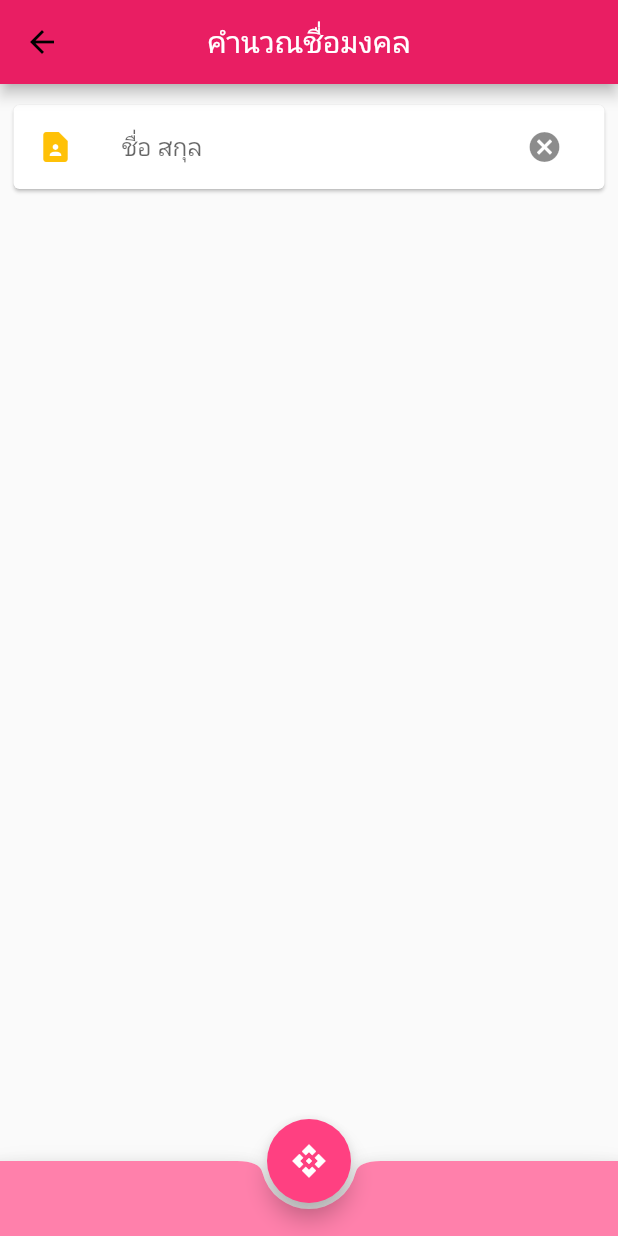
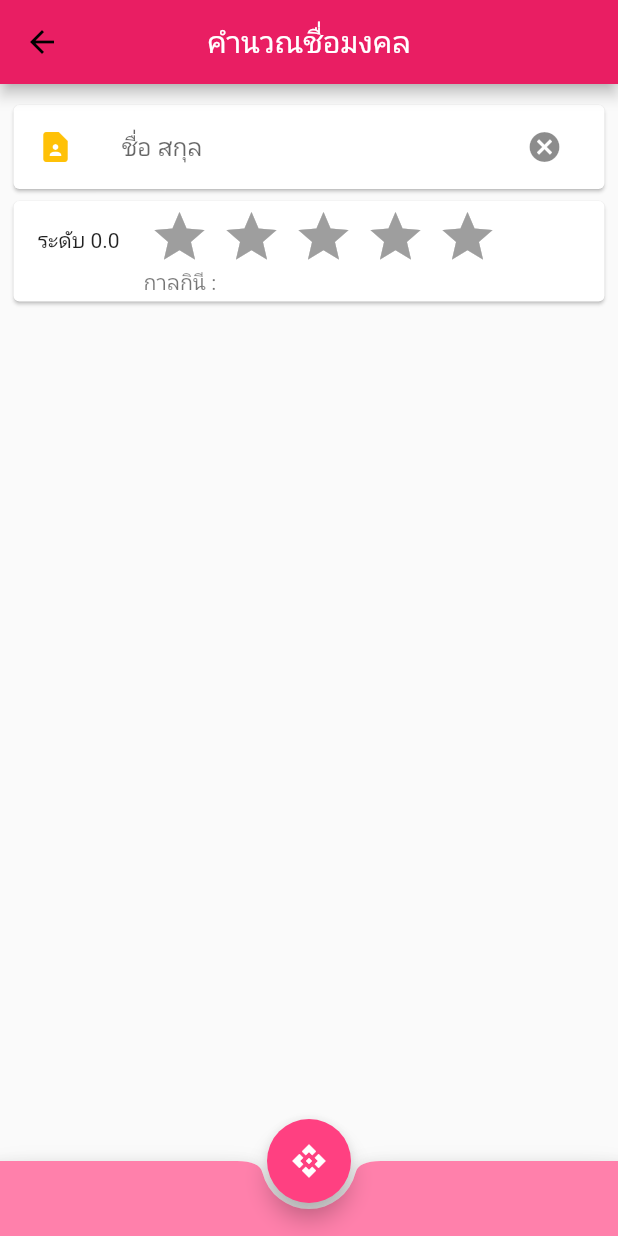
Before and after one commit to jirutbk/TeleMiPhone, a Flutter app: the NamePage screen opened directly, after a tap on the "cancel" icon, on a phone screen of 412 x 824 dp. Run offline on Flutter 3.47's test engine with Material 2 defaults, Android fonts, the phone set to English and light mode, and no system bars; drawn by our look-alikes of flutter_rating_bar; our stand-ins replace toast.

Commit message:
commit change package name, add rating bar, add badchar

```diff
--- a/lib/namePage.dart
+++ b/lib/namePage.dart
@@ -13,6 +13,9 @@ class _NamePageState extends State<NamePage> {
   List _numbers = [];
   List _charValue = [];
   List _searchResult = [];
+  List _days = [];
+  double level = 0.0;
+  String badchar = "";
   final myController = TextEditingController();
   var exp = RegExp(r"^[ก-ฮะ-์A-Za-z\s]+$");
 
@@ -30,9 +33,14 @@ class _NamePageState extends State<NamePage> {
         await rootBundle.loadString('assets/charValue.json');
     final data2 = json.decode(response2);
 
+    final String response3 =
+        await rootBundle.loadString('assets/Days.json');
+    final data3 = json.decode(response3);
+
     setState(() {
       _numbers = data["number"];
       _charValue = data2["charValue"];
+      _days = data3["days"];
     });
   }
 
@@ -74,8 +82,9 @@ class _NamePageState extends State<NamePage> {
     if (sum > 0) {
       Toast.show("ผลรวมเท่ากับ $sum", context,
           duration: Toast.LENGTH_LONG, gravity: Toast.CENTER);
-      for(var item in _numbers) {
+      for (var item in _numbers) {
         if (item["num"].contains(sum.toString())) {
+          level = double.parse(item["level"]);
           _searchResult.add(item);
           break;
         }
@@ -116,13 +125,34 @@ class _NamePageState extends State<NamePage> {
                         icon: Icon(Icons.cancel),
                         onPressed: () {
                           myController.clear();
+                          level = 0.0;
+                          badchar = "";
                           onSearchPressed();
                         },
                       ),
                     ),
                   ),
 
-
+                  Card(
+                      child: ListTile(
+                    leading: Text("ระดับ $level"),
+                    title: RatingBar.builder(
+                      initialRating: level,
+                      minRating: 1,
+                      direction: Axis.horizontal,
+                      allowHalfRating: true,
+                      itemCount: 5,
+                      itemPadding: EdgeInsets.symmetric(horizontal: 4.0),
+                      itemBuilder: (context, _) => Icon(
+                        Icons.star,
+                        color: Colors.amber,
+                      ),
+                      onRatingUpdate: (rating) {
+                        print(rating);
+                      },
+                    ),
+                    subtitle: Text("กาลกินี : $badchar"),
+                  )),
 
                   // Display the data loaded from sample.json
                   _numbers.length > 0
```
Also changed, not shown: 5 other files.
